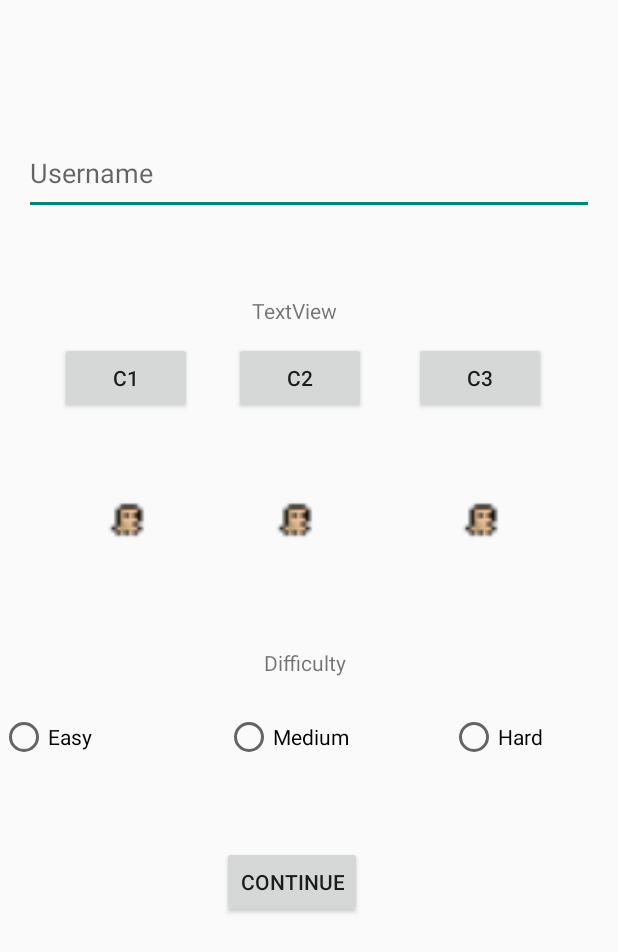
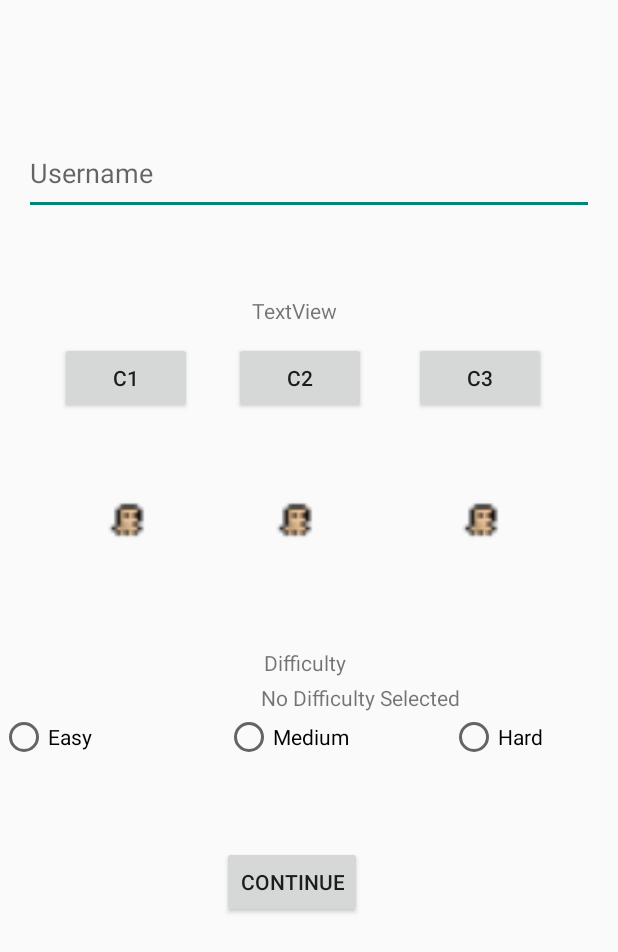
Before and after one commit to TonyCQin/CS2340B_Team14, an Android app: the ConfigScreen screen opened directly, with no data from a screen before it, on a phone screen of 412 x 824 dp. Shown: the top 952 px of the screen. Run offline under Robolectric (Android 15) with nearby library versions, the phone set to English and light mode, and no system bars; 3 statements that could not run were skipped.

Commit message:
Testing version for difficult fix

```diff
--- a/app/src/main/java/com/example/basementdungeoncrawler/ConfigScreen.java
+++ b/app/src/main/java/com/example/basementdungeoncrawler/ConfigScreen.java
@@ -5,16 +5,23 @@ import android.content.Intent;
 import android.os.Bundle;
 import android.text.Editable;
 import android.text.TextWatcher;
+import android.view.View;
 import android.widget.Button;
 import android.widget.EditText;
+import android.widget.RadioButton;
 import android.widget.RadioGroup;
 import android.widget.TextView;
+import android.widget.Toast;
 
 import androidx.appcompat.app.AlertDialog;
 import androidx.appcompat.app.AppCompatActivity;
 
 public class ConfigScreen extends AppCompatActivity {
-    private EditText editText;
+    private RadioGroup difficulties;
+    private RadioButton difficultySelectedButton;
+    private TextView difficultyLevelText;
+    private String difficultyText;
+    private Boolean difficultyIsSelected = false;
     @Override
     protected void onCreate(Bundle savedInstanceState) {
         super.onCreate(savedInstanceState);
@@ -88,35 +95,65 @@ public class ConfigScreen extends AppCompatActivity {
         //---------------------------------------------------------------------
 
         //difficulty config
-        RadioGroup difficulties = findViewById(R.id.difficultyRadioGroup);
-        final boolean[] difficultySelected = {false};
+        difficulties = findViewById(R.id.difficultyRadioGroup);
+        difficultyLevelText = findViewById(R.id.difficultyLevel);
+        final int[] difficultySelected = {0};
+
+        int radioDifficultyID = difficulties.getCheckedRadioButtonId();
+        difficultySelectedButton = findViewById(radioDifficultyID);
+
+        RadioButton easyButton = findViewById(R.id.difficultyEasy);
+        RadioButton mediumButton = findViewById(R.id.difficultyMedium);
+        RadioButton hardButton = findViewById(R.id.difficultyHard);
+
+        if (difficultySelectedButton.equals(easyButton)) {
+            difficultyIsSelected = true;
+            difficultySelected[0] = 1;
+            difficultyText = "Easy mode is selected";
+        } else if (difficultySelectedButton.equals(mediumButton)) {
+            difficultyIsSelected = true;
+            difficultySelected[0] = 2;
+            difficultyText = "Medium mode is selected";
+        } else if (difficultySelectedButton.equals(hardButton)) {
+            difficultyIsSelected = true;
+            difficultySelected[0] = 3;
+            difficultyText = "Hard mode is selected";
+        } else {
+            difficultyText = "No Difficulty Selected";
+        }
+
+        difficultyLevelText.setText(difficultyText);
+        /*
         difficulties.setOnCheckedChangeListener(new RadioGroup.OnCheckedChangeListener() {
             @Override
-            public void onCheckedChanged(RadioGroup radioGroup, int i) {
-                double difficulty = 1;
-                String difficultyId = String.valueOf(difficulties.getCheckedRadioButtonId());
+            public void onRadioButtonClicked(RadioGroup radioGroup, int i) {
+                int difficulty = 1;
                 String difficultyText;
+                RadioButton easyButton = findViewById(R.id.difficultyEasy);
+                RadioButton mediumButton = findViewById(R.id.difficultyMedium);
+                RadioButton hardButton = findViewById(R.id.difficultyHard);
 
-
-                if (difficultyId.equals("2131230859")) {
+                if (hardButton.isChecked()) {
+                    difficulty = 3;
+                    difficultyIsSelected[0] = true;
+                    difficultySelected[0] = difficulty;
+                } else if (mediumButton.isChecked()) {
                     difficulty = 2;
-                    difficultySelected[0] = true;
-                } else if (difficultyId.equals("2131230860")) {
-                    difficulty = 1.5;
-                    difficultySelected[0] = true;
-                } else {
+                    difficultyIsSelected[0] = true;
+                    difficultySelected[0] = difficulty;
+                } else if (easyButton.isChecked()) {
                     difficulty = 1;
-                    difficultySelected[0] = true;
+                    difficultyIsSelected[0] = true;
+                    difficultySelected[0] = difficulty;
                 }
 
-                if (difficultyId.equals("-1")) {
+                if (difficulties.getCheckedRadioButtonId() == -1) {
                     difficultyText = "No difficulty selected";
-                    difficultySelected[0] = false;
+                    difficultyIsSelected[0] = false;
                 } else {
                     difficultyText = String.format("Difficulty : %.1f", difficulty);
                 }
 
-                TextView difficultyLevelText = findViewById(R.id.difficultyLevel);
                 difficultyLevelText.setText(difficultyText);
 
 //                Intent setHPonDifficulty = new Intent(MainActivity.this, GameScreen.class);
@@ -125,6 +162,7 @@ public class ConfigScreen extends AppCompatActivity {
 
             }
         });
+*/
 
         //---------------------------------------------------------------------
 
@@ -148,7 +186,7 @@ public class ConfigScreen extends AppCompatActivity {
             // Create the AlertDialog and show it
             AlertDialog dialog = builder.create();
 
-            if (!difficultySelected[0] || username[0].equals("") || !charSelected[0]) {
+            if (!difficultyIsSelected || username[0].equals("") || !charSelected[0]) {
                 dialog.show();
             } else {
                 Intent game = new Intent(ConfigScreen.this, GameScreen.class);
@@ -160,4 +198,11 @@ public class ConfigScreen extends AppCompatActivity {
             }
         });
     }
+
+    public void onRadioButtonClicked(View view) {
+        int radioDifficultyID = difficulties.getCheckedRadioButtonId();
+        difficultySelectedButton = findViewById(radioDifficultyID);
+
+        Toast.makeText(this, "Selected Difficulty: " + difficultySelectedButton.getText(), Toast.LENGTH_SHORT).show();
+    }
 }
--- a/app/src/main/java/com/example/basementdungeoncrawler/GameScreen.java
+++ b/app/src/main/java/com/example/basementdungeoncrawler/GameScreen.java
@@ -44,10 +44,10 @@ public class GameScreen extends AppCompatActivity{
         String nameHelper = intent.getStringExtra("username");
         name.setText(nameHelper);
 
-        Double difficultyHelper = intent.getDoubleExtra("difficultyWanted", 1);
-        if (difficultyHelper == 2) {
+        int difficultyHelper = intent.getIntExtra("difficultyWanted", 1);
+        if (difficultyHelper == 3) {
             HP = 100;
-        } else if (difficultyHelper == 1.5) {
+        } else if (difficultyHelper == 2) {
             HP = 150;
         } else if (difficultyHelper == 1) {
             HP = 200;
--- a/app/src/main/res/layout/config_screen.xml
+++ b/app/src/main/res/layout/config_screen.xml
@@ -74,7 +74,7 @@
         tools:srcCompat="@drawable/idle_crop1" />
 
     <TextView
-        android:id="@+id/textView2"
+        android:id="@+id/difficultyText"
         android:layout_width="wrap_content"
         android:layout_height="wrap_content"
         android:layout_marginStart="176dp"
@@ -113,6 +113,7 @@
                 android:id="@+id/difficultyEasy"
                 android:layout_width="150dp"
                 android:layout_height="match_parent"
+                android:onClick="onRadioButtonClicked"
                 android:text="Easy"
                 tools:layout_editor_absoluteX="8dp"
                 tools:layout_editor_absoluteY="538dp" />
@@ -121,6 +122,7 @@
                 android:id="@+id/difficultyMedium"
                 android:layout_width="150dp"
                 android:layout_height="match_parent"
+                android:onClick="onRadioButtonClicked"
                 android:text="Medium"
                 tools:layout_editor_absoluteX="8dp"
                 tools:layout_editor_absoluteY="538dp" />
@@ -129,6 +131,7 @@
                 android:id="@+id/difficultyHard"
                 android:layout_width="150dp"
                 android:layout_height="match_parent"
+                android:onClick="onRadioButtonClicked"
                 android:text="Hard"
                 tools:layout_editor_absoluteX="8dp"
                 tools:layout_editor_absoluteY="538dp" />
```
